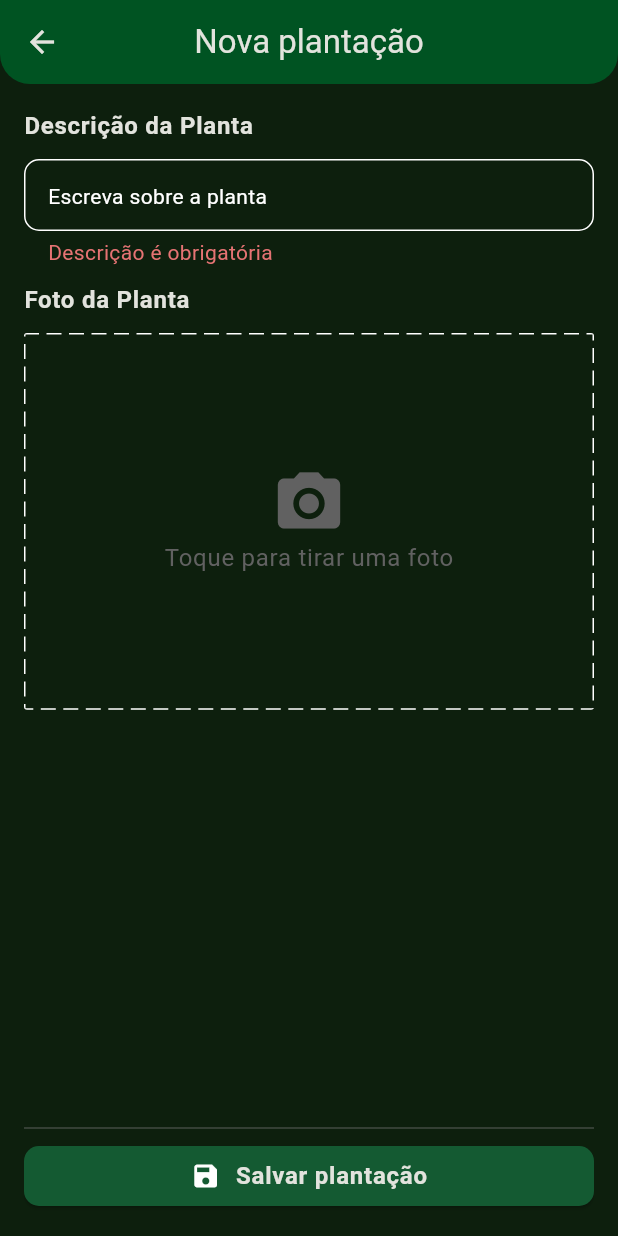
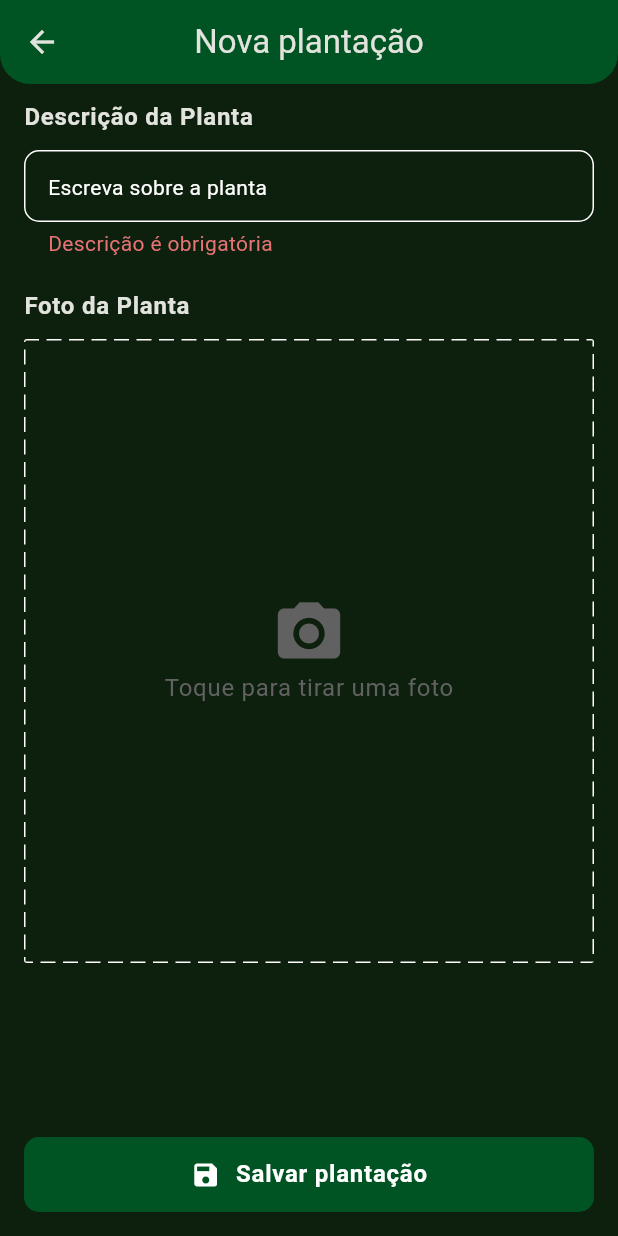
Before and after one commit to lucas3g/school_planting, a Flutter app: the PlantingPage screen opened directly, after a tap on "Salvar plantação", on a phone screen of 412 x 824 dp. Run offline on Flutter 3.47's test engine with Material 3 defaults, Android fonts, the phone set to English and light mode, and no system bars; drawn by our look-alikes of dotted_border; our stand-ins replace cached_network_image, dio, firebase_core, flutter_bloc, geolocator, get_it and 8 more; missing offline and left inert: google_sign_in_platform_interface, super_sliver_list; accounts and stored records are empty.

Commit message:
feat: adiciona animação ao botão de cancelar e melhora a responsividade

```diff
--- a/lib/modules/planting/presentation/planting_page.dart
+++ b/lib/modules/planting/presentation/planting_page.dart
@@ -1,7 +1,6 @@
 import 'dart:async';
 import 'dart:io';
 
-import 'package:animations/animations.dart';
 import 'package:dotted_border/dotted_border.dart';
 import 'package:flutter/material.dart';
 import 'package:flutter/services.dart';
@@ -12,7 +11,6 @@ import 'package:school_planting/core/domain/entities/app_global.dart';
 import 'package:school_planting/modules/planting/domain/entities/planting_entity.dart';
 import 'package:school_planting/shared/components/app_snackbar.dart';
 import 'package:school_planting/shared/components/custom_app_bar.dart';
-import 'package:school_planting/shared/components/custom_button.dart';
 import 'package:school_planting/shared/components/text_form_field.dart';
 import 'package:school_planting/shared/themes/app_theme_constants.dart';
 import 'package:uuid/uuid.dart';
@@ -29,22 +27,21 @@ class PlantingPage extends StatefulWidget {
 class _PlantingPageState extends State<PlantingPage> {
   final TextEditingController _descController = TextEditingController();
   final FocusNode _descFocusNode = FocusNode();
-
   final ImagePicker _picker = ImagePicker();
   File? _image;
   final GlobalKey<FormState> _formKey = GlobalKey<FormState>();
-  final GlobalKey _saveButtonKey = GlobalKey();
+
   PlantingEntity? _processingEntity;
   File? _processingImage;
+  bool isExpanding = false;
 
   @override
   void initState() {
     super.initState();
-
     SystemChrome.setSystemUIOverlayStyle(
       const SystemUiOverlayStyle(
         statusBarIconBrightness: Brightness.light,
-        statusBarBrightness: Brightness.light, // Para iOS
+        statusBarBrightness: Brightness.light,
       ),
     );
   }
@@ -52,6 +49,7 @@ class _PlantingPageState extends State<PlantingPage> {
   @override
   void dispose() {
     _descController.dispose();
+    _descFocusNode.dispose();
     super.dispose();
   }
 
@@ -62,11 +60,8 @@ class _PlantingPageState extends State<PlantingPage> {
     }
   }
 
-  Future<void> _save(VoidCallback openContainer) async {
-    if (!_formKey.currentState!.validate()) {
-      return;
-    }
-
+  Future<void> _handleButtonTap() async {
+    if (!_formKey.currentState!.validate()) return;
     _descFocusNode.unfocus();
 
     if (_image == null) {
@@ -76,7 +71,6 @@ class _PlantingPageState extends State<PlantingPage> {
         message: 'Tire uma foto da planta',
         type: TypeSnack.warning,
       );
-
       return;
     }
 
@@ -84,14 +78,12 @@ class _PlantingPageState extends State<PlantingPage> {
     if (permission == LocationPermission.denied ||
         permission == LocationPermission.deniedForever) {
       if (!mounted) return;
-
       showAppSnackbar(
         context,
         title: 'Atenção',
         message: 'Permita acesso à localização',
         type: TypeSnack.warning,
       );
-
       return;
     }
 
@@ -114,9 +106,28 @@ class _PlantingPageState extends State<PlantingPage> {
     setState(() {
       _processingEntity = entity;
       _processingImage = _image!;
+      isExpanding = true;
     });
 
-    openContainer();
+    await Future.delayed(const Duration(milliseconds: 600));
+
+    if (!mounted) return;
+
+    await Navigator.push(
+      context,
+      PageRouteBuilder(
+        pageBuilder: (_, __, ___) => ProcessingPage(
+          entity: _processingEntity!,
+          image: _processingImage!,
+        ),
+        transitionDuration: const Duration(milliseconds: 600),
+        transitionsBuilder: (context, animation, secondaryAnimation, child) {
+          return FadeTransition(opacity: animation, child: child);
+        },
+      ),
+    );
+
+    setState(() => isExpanding = false);
   }
 
   Widget _buildButtonLabel() {
@@ -129,6 +140,7 @@ class _PlantingPageState extends State<PlantingPage> {
           'Salvar plantação',
           style: context.textTheme.bodyLarge?.copyWith(
             fontWeight: FontWeight.bold,
+            color: Colors.white,
           ),
         ),
       ],
@@ -138,72 +150,29 @@ class _PlantingPageState extends State<PlantingPage> {
   @override
   Widget build(BuildContext context) {
     return Scaffold(
-      appBar: CustomAppBar(title: const Text('Nova plantação')),
-      bottomSheet: Padding(
-        padding: EdgeInsets.only(
-          left: AppThemeConstants.padding,
-          right: AppThemeConstants.padding,
-          top: AppThemeConstants.padding,
-          bottom: AppThemeConstants.padding,
-        ),
-        child: Column(
-          mainAxisSize: MainAxisSize.min,
+      body: Stack(
         children: [
-            Divider(),
-            OpenContainer<bool>(
-              openColor: context.myTheme.onPrimary,
-              closedColor: Colors.transparent,
-              closedElevation: 0,
-              transitionDuration: const Duration(seconds: 5),
-              closedShape: RoundedRectangleBorder(
-                borderRadius: BorderRadius.circular(
-                  AppThemeConstants.mediumBorderRadius,
-                ),
-              ),
-              openBuilder: (context, _) {
-                return ProcessingPage(
-                  entity: _processingEntity!,
-                  image: _processingImage!,
-                );
-              },
-              onClosed: (result) {
-                if (result == true && mounted) {
-                  Navigator.pop(context);
-                }
-              },
-              closedBuilder: (context, openContainer) {
-                return AppCustomButton(
-                  buttonKey: _saveButtonKey,
-                  expands: true,
-                  onPressed: () => _save(openContainer),
-                  label: _buildButtonLabel(),
-                );
-              },
-            ),
-          ],
-        ),
-      ),
-      body: LayoutBuilder(
+          Column(
+            children: [
+              CustomAppBar(title: const Text('Nova plantação')),
+              Expanded(
+                child: LayoutBuilder(
                   builder: (context, constraints) {
                     return SingleChildScrollView(
-            padding: EdgeInsets.only(
-              left: AppThemeConstants.padding,
-              right: AppThemeConstants.padding,
-              top: AppThemeConstants.padding,
+                      padding: const EdgeInsets.symmetric(
+                        horizontal: AppThemeConstants.padding,
                       ),
                       child: ConstrainedBox(
-              constraints: BoxConstraints(minHeight: constraints.maxHeight),
+                        constraints: BoxConstraints(
+                          minHeight: constraints.maxHeight,
+                        ),
                         child: IntrinsicHeight(
                           child: Form(
                             key: _formKey,
                             child: Column(
                               crossAxisAlignment: CrossAxisAlignment.start,
-                    mainAxisAlignment: MainAxisAlignment.spaceBetween,
                               children: [
-                      Column(
-                        crossAxisAlignment: CrossAxisAlignment.start,
-                        mainAxisSize: MainAxisSize.min,
-                        children: [
+                                const SizedBox(height: 10),
                                 Text(
                                   'Descrição da Planta',
                                   style: context.textTheme.bodyLarge?.copyWith(
@@ -224,7 +193,7 @@ class _PlantingPageState extends State<PlantingPage> {
                                     return null;
                                   },
                                 ),
-                          const SizedBox(height: 10),
+                                const SizedBox(height: 20),
                                 Text(
                                   'Foto da Planta',
                                   style: context.textTheme.bodyLarge?.copyWith(
@@ -245,11 +214,12 @@ class _PlantingPageState extends State<PlantingPage> {
                                         dashPattern: const [10, 5],
                                       ),
                                       child: SizedBox(
-                                  height: context.screenHeight * .3,
+                                        height: context.screenHeight * .5,
                                         width: context.screenWidth,
                                         child: _image != null
                                             ? ClipRRect(
-                                          borderRadius: BorderRadius.circular(
+                                                borderRadius:
+                                                    BorderRadius.circular(
                                                       AppThemeConstants
                                                           .mediumBorderRadius,
                                                     ),
@@ -269,9 +239,13 @@ class _PlantingPageState extends State<PlantingPage> {
                                                   ),
                                                   Text(
                                                     'Toque para tirar uma foto',
-                                              style: context.textTheme.bodyLarge
+                                                    style: context
+                                                        .textTheme
+                                                        .bodyLarge
                                                         ?.copyWith(
-                                                    color: Colors.grey.shade700,
+                                                          color: Colors
+                                                              .grey
+                                                              .shade700,
                                                         ),
                                                   ),
                                                 ],
@@ -282,14 +256,47 @@ class _PlantingPageState extends State<PlantingPage> {
                                 ),
                               ],
                             ),
-                    ],
-                  ),
                           ),
                         ),
                       ),
                     );
                   },
                 ),
+              ),
+            ],
+          ),
+
+          // Botão expansível acima de tudo
+          AnimatedPositioned(
+            duration: const Duration(milliseconds: 600),
+            bottom: 16,
+            left: isExpanding ? 0 : 16,
+            right: isExpanding ? 0 : 16,
+            height: isExpanding ? context.screenHeight : 50,
+            child: AnimatedContainer(
+              duration: const Duration(milliseconds: 600),
+              curve: Curves.easeInOut,
+              decoration: BoxDecoration(
+                color: context.myTheme.primaryContainer,
+                borderRadius: BorderRadius.circular(
+                  AppThemeConstants.mediumBorderRadius,
+                ),
+              ),
+              child: Material(
+                color: Colors.transparent,
+                child: InkWell(
+                  onTap: _handleButtonTap,
+                  child: Center(
+                    child: isExpanding
+                        ? const SizedBox.shrink()
+                        : _buildButtonLabel(),
+                  ),
+                ),
+              ),
+            ),
+          ),
+        ],
+      ),
     );
   }
 }
```
Lines whose indentation alone changed are shown as unchanged.
